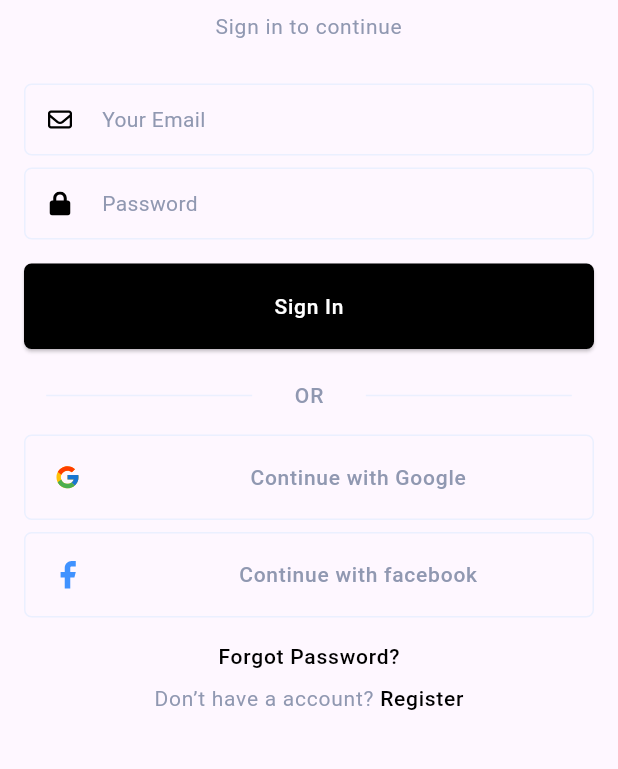
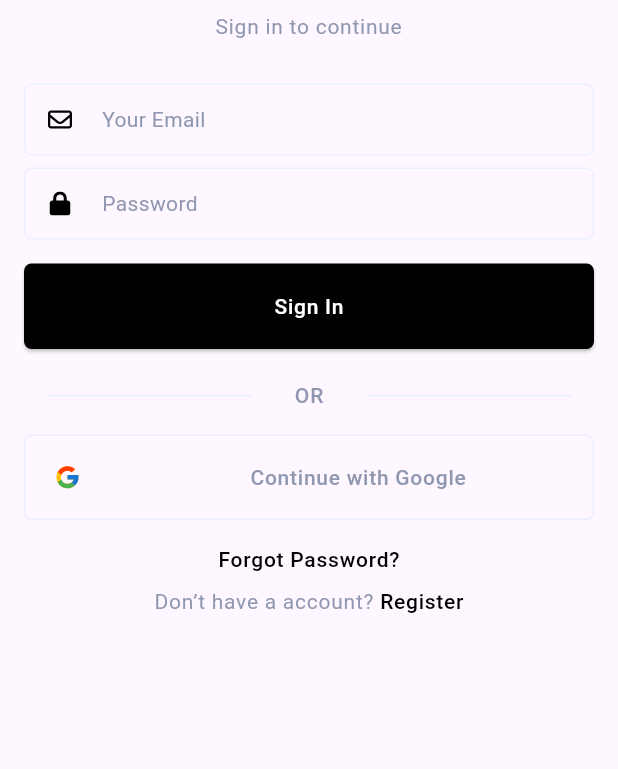
Before and after one commit to manirahmanzadeh/news, a Flutter app: the _SignUpScreen screen opened directly, after a tap on "Sign Up", after a tap on "Sign In", on a phone screen of 412 x 824 dp, the part 260-1029 px from its top. Run offline on Flutter 3.47's test engine with Material 3 defaults, Android fonts, the phone set to English and light mode, and no system bars; our stand-ins replace cached_network_image, dio, equatable, firebase_auth, firebase_core, floor and 6 more; missing offline and left inert: flutter_facebook_auth; accounts and stored records are empty; generated files the repository leaves out were written again; network calls fail.

```diff
--- a/lib/src/core/constants/constants.dart
+++ b/lib/src/core/constants/constants.dart
@@ -3,5 +3,5 @@ const String newsAPIKey = '9d16c190c465497d8e9210a8a4f642b0';
 const String countryQuery = 'us';
 const String kDefaultImage =
     "https://www.google.com/search?q=default+image&client=firefox-b-d&sxsrf=APq-WBskmtr-ix6NUAqqiHFNpsJX6JSOTg:1650026644151&source=lnms&tbm=isch&sa=X&ved=2ahUKEwjEi_qfjJb3AhXvQd8KHd02BKUQ_AUoAXoECAEQAw#imgrc=A0pMe2lq2NT_jM";
-
+const androidOAuthClientId = '629772530088-ud6gq1l7uarlhi1r42du6rp05rso5oom.apps.googleusercontent.com';
 //facebook app secret: sdghs8395ituhkfhsdksd
--- a/lib/src/features/authentication/presentation/bloc/auth/auth_bloc.dart
+++ b/lib/src/features/authentication/presentation/bloc/auth/auth_bloc.dart
@@ -66,6 +66,8 @@ class AuthBloc extends Bloc<AuthEvent, AuthState> {
       ScaffoldMessenger.of(event.context).showSnackBar(SnackBar(content: Text('Redirecting!')));
     } catch (e) {
       emit(const LoadedAuthState());
+      print('error');
+      print(e.toString());
       ScaffoldMessenger.of(event.context).showSnackBar(SnackBar(content: Text(e.toString())));
     }
   }
--- a/lib/src/features/authentication/presentation/register/bloc/register_bloc.dart
+++ b/lib/src/features/authentication/presentation/register/bloc/register_bloc.dart
@@ -28,7 +28,7 @@ class RegisterBloc extends Bloc<RegisterEvent, RegisterState> {
 
   String? emailValidator(String? value) {
     if (value == null || value.isEmpty) {
-      return 'Password Is Required!';
+      return 'Email Is Required!';
     }
     final RegExp emailRegex = RegExp(
       r'^[a-zA-Z0-9._-]+@[a-zA-Z0-9.-]+\.[a-zA-Z]{2,}$',
--- a/lib/src/features/authentication/presentation/register/screens/login_screen.dart
+++ b/lib/src/features/authentication/presentation/register/screens/login_screen.dart
@@ -136,14 +136,14 @@ class _LoginScreen extends StatelessWidget {
                     title: 'Continue with Google',
                     onTap: registerBloc.signInWithGoogle,
                   ),
-                  const SizedBox(
-                    height: 8,
-                  ),
-                  LogInButtonComponent(
-                    icon: 'assets/icons/facebook.svg',
-                    title: 'Continue with facebook',
-                    onTap: registerBloc.signInWithFacebook,
-                  ),
+                  // const SizedBox(
+                  //   height: 8,
+                  // ),
+                  // LogInButtonComponent(
+                  //   icon: 'assets/icons/facebook.svg',
+                  //   title: 'Continue with facebook',
+                  //   onTap: registerBloc.signInWithFacebook,
+                  // ),
                   const SizedBox(
                     height: 16,
                   ),
--- a/lib/src/features/authentication/presentation/register/screens/signup_screen.dart
+++ b/lib/src/features/authentication/presentation/register/screens/signup_screen.dart
@@ -136,14 +136,14 @@ class _SignUpScreen extends StatelessWidget {
                     title: 'Continue with Google',
                     onTap: registerBloc.signInWithGoogle,
                   ),
-                  const SizedBox(
-                    height: 8,
-                  ),
-                  LogInButtonComponent(
-                    icon: 'assets/icons/facebook.svg',
-                    title: 'Continue with facebook',
-                    onTap: registerBloc.signInWithFacebook,
-                  ),
+                  // const SizedBox(
+                  //   height: 8,
+                  // ),
+                  // LogInButtonComponent(
+                  //   icon: 'assets/icons/facebook.svg',
+                  //   title: 'Continue with facebook',
+                  //   onTap: registerBloc.signInWithFacebook,
+                  // ),
                   const SizedBox(
                     height: 16,
                   ),
```
Also changed, not shown: lib/src/features/authentication/data/repository/auth_repository_impl.dart (+9 -1 lines).
